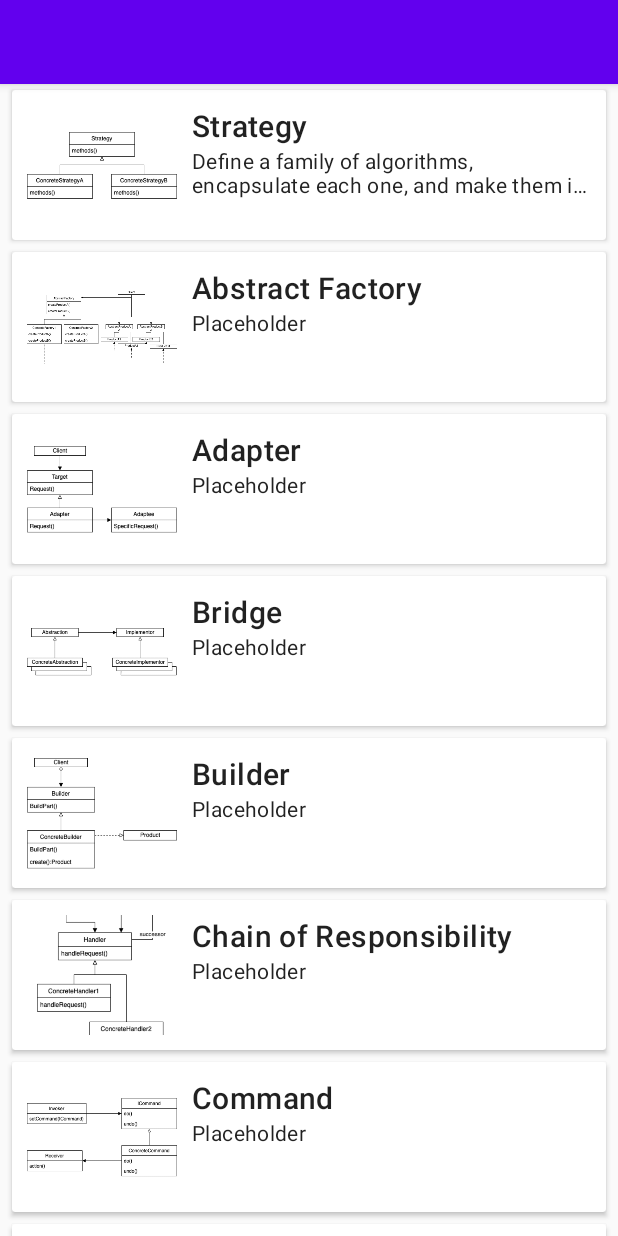
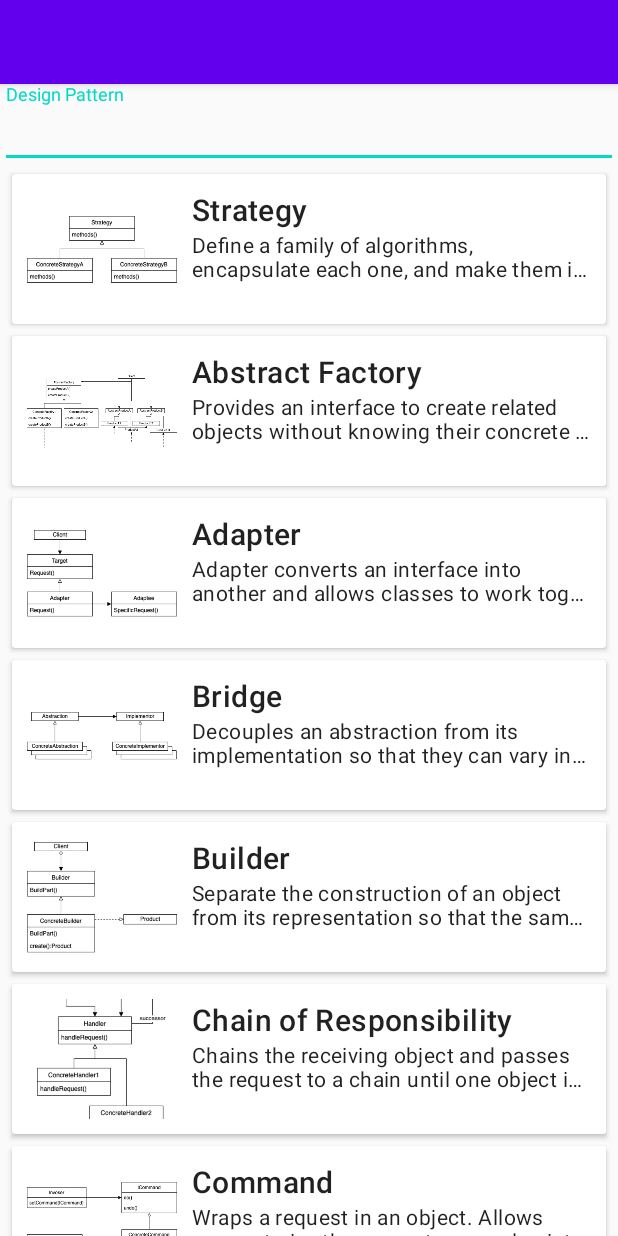
Before and after one commit to traendy/patterns-app, an Android app: the screen it shows after launch (MainActivity), on a phone screen of 412 x 824 dp. Run offline under Robolectric (Android 15) with nearby library versions, the phone set to English and light mode, and no system bars; our stand-ins replace Dagger/Hilt's generated code, data binding, navigation-ui.

Commit message:
added search and texts

```diff
--- a/app/src/main/java/de/traendy/patterns/data/DataSource.kt
+++ b/app/src/main/java/de/traendy/patterns/data/DataSource.kt
@@ -3,5 +3,6 @@ package de.traendy.patterns.data
 interface DataSource {
     fun getDesignPatternById(id:Int):DesignPattern
     fun getAllDesignPatterns():Collection<DesignPattern>
+    fun getDesignPatterns(searchString:String):Collection<DesignPattern>
     fun saveDesignPattern(designPattern: DesignPattern)
 }
--- a/app/src/main/java/de/traendy/patterns/data/repositories/DesignPatternRepository.kt
+++ b/app/src/main/java/de/traendy/patterns/data/repositories/DesignPatternRepository.kt
@@ -29,4 +29,10 @@ class DesignPatternRepository @Inject constructor(
             //nothing
         }
     }
+
+    override suspend fun getDesignPatterns(searchString: String): Collection<DesignPattern> {
+        return withContext(ioDispatcher) {
+            return@withContext designPatternDataSource.getDesignPatterns(searchString)
+        }
+    }
 }
--- a/app/src/main/java/de/traendy/patterns/data/repositories/IDesignPatternRepository.kt
+++ b/app/src/main/java/de/traendy/patterns/data/repositories/IDesignPatternRepository.kt
@@ -6,4 +6,5 @@ interface IDesignPatternRepository {
     suspend fun getDesignPatternById(id: Int): DesignPattern
     suspend fun getAllDesignPatterns(): Collection<DesignPattern>
     suspend fun saveDesignPattern(designPattern: DesignPattern)
+    suspend fun getDesignPatterns(searchString: String): Collection<DesignPattern>
 }
--- a/app/src/main/java/de/traendy/patterns/data/static/StaticDataSource.kt
+++ b/app/src/main/java/de/traendy/patterns/data/static/StaticDataSource.kt
@@ -16,139 +16,139 @@ class StaticDataSource :DataSource {
         DesignPattern(
             id = 2,
             title = "Abstract Factory",
-            description = "Placeholder",
+            description = "Provides an interface to create related objects without knowing their concrete classes.",
             structure = R.drawable.abstract_factory
         ),
         DesignPattern(
             id = 3,
             title = "Adapter",
-            description = "Placeholder",
+            description = "Adapter converts an interface into another and allows classes to work together that otherwise could not.",
             structure = R.drawable.adapter
         ),
         DesignPattern(
             id = 4,
             title = "Bridge",
-            description = "Placeholder",
+            description = "Decouples an abstraction from its implementation so that they can vary independently.",
             structure = R.drawable.bridge
         ),
         DesignPattern(
             id = 5,
             title = "Builder",
-            description = "Placeholder",
+            description = "Separate the construction of an object from its representation so that the same construction process can create a different representation.",
             structure = R.drawable.builder
         ),
         DesignPattern(
             id = 6,
             title = "Chain of Responsibility",
-            description = "Placeholder",
+            description = "Chains the receiving object and passes the request to a chain until one object in this chain can handle the request.",
             structure = R.drawable.chainofresponsibility
         ),
         DesignPattern(
             id = 7,
             title = "Command",
-            description = "Placeholder",
+            description = "Wraps a request in an object. Allows parameterize the request, queue, log ist and supports to reverse the request.",
             structure = R.drawable.command
         ),
         DesignPattern (
             id = 8,
             title = "Composite",
-            description = "Placeholder",
+            description = "Compose objects into tree structures. Allows to treat individual and composite objects uniformly.",
             structure = R.drawable.composite
         ),
         DesignPattern(
             id = 9,
             title = "Decorator",
-            description = "Placeholder",
+            description = "Add additional responsibilities to an object dynamically. It is an alternative to subclassing.",
             structure = R.drawable.decorator
         ),
         DesignPattern(
             id = 10,
             title = "Facade",
-            description = "Placeholder",
+            description = "Provides an interface to a set of interfaces of a complex subsystem.",
             structure = R.drawable.facade
         ),
         DesignPattern(
             id = 11,
             title = "Factory Method",
-            description = "Placeholder",
+            description = "Defines an interface for creating an object but let subclasses decide which one.",
             structure = R.drawable.factorymethod
         ),
         DesignPattern(
             id = 12,
             title = "Flyweight",
-            description = "Placeholder",
+            description = "Uses sharing to support the use of a lot of small objects by reusing them.",
             structure = R.drawable.flyweight
         ),
         DesignPattern(
             id = 13,
             title = "Interpreter",
-            description = "Placeholder",
+            description = "Combined with a grammar it can be used to interpret sentences in a language.",
             structure = R.drawable.interpreter
         ),
         DesignPattern(
             id = 14,
             title = "Iterator",
-            description = "Placeholder",
+            description = "Interface to access elements of an aggregation of objects without exposing the aggregations representation.",
             structure = R.drawable.iterator
         ),
         DesignPattern(
             id = 15,
             title = "Mediator",
-            description = "Placeholder",
+            description = "An Object that encapsulates how a set of objects interact. Thus these objects do not need to know each other but the Mediator.",
             structure = R.drawable.mediator
         ),
         DesignPattern(
             id = 16,
             title = "Memento",
-            description = "Placeholder",
+            description = "Captures an objects internal state and make it able to restore the state later.",
             structure = R.drawable.memento
         ),
         DesignPattern(
             id = 17,
             title = "Null Object",
-            description = "Placeholder",
+            description = "Tries to resolve the problem and need to use null. By defining default implementations to an object.",
             structure = R.drawable.nullobject
         ),
         DesignPattern(
             id = 18,
             title = "Observer",
-            description = "Placeholder",
+            description = "Defines a one to many dependency between objects. This allows to propagate change in one object to all its dependants.",
             structure = R.drawable.observer
         ),
         DesignPattern(
             id = 19,
             title = "Prototype",
-            description = "Placeholder",
+            description = "Using a prototypical instance of an object to create new ones by copying.",
             structure = R.drawable.prototype
         ),
         DesignPattern(
             id = 20,
             title = "Proxy",
-            description = "Placeholder",
+            description = "Provides a placeholder between to objects to control access to one of them.",
             structure = R.drawable.proxy
         ),
         DesignPattern(
             id = 21,
             title = "Singleton",
-            description = "Placeholder",
+            description = "Ensures a class has only one instance.",
             structure = R.drawable.singleton
         ),
         DesignPattern(
             id = 22,
             title = "State",
-            description = "Placeholder",
+            description = "Allows to change the behavior of an object if its internal state changes.",
             structure = R.drawable.state
         ),
         DesignPattern(
             id = 23,
             title = "Template Method",
-            description = "Placeholder",
+            description = "Defines a skeleton of an algorithm with the possibility to change parts of it.",
             structure = R.drawable.templatemethod
         ),
         DesignPattern(
             id = 24,
             title = "Visitor",
-            description = "Placeholder",
+            description = "Allows the definition of a new operation without changing the class of elements on which it operates.",
             structure = R.drawable.visitor
         )
     )
@@ -156,7 +156,7 @@ class StaticDataSource :DataSource {
     private val nullDesignPattern = DesignPattern(
         id = 17,
         title = "Null Object",
-        description = "Placeholder",
+        description = "Tries to resolve the problem and need to use null. By defining default implementations to an object.",
         structure = R.drawable.nullobject
     )
 
@@ -164,7 +164,12 @@ class StaticDataSource :DataSource {
 
     override fun getAllDesignPatterns():Collection<DesignPattern> = patterns
 
+    override fun getDesignPatterns(searchString: String): Collection<DesignPattern> {
+        return patterns.filter {
+            it.title.contains(searchString)
+        }
+    }
+
     override fun saveDesignPattern(designPattern: DesignPattern) {
-        //nothing
     }
 }
--- a/app/src/main/java/de/traendy/patterns/ui/main/MainFragment.kt
+++ b/app/src/main/java/de/traendy/patterns/ui/main/MainFragment.kt
@@ -17,6 +17,7 @@ import de.traendy.patterns.data.DesignPattern
 import de.traendy.patterns.databinding.MainFragmentBinding
 import de.traendy.patterns.di.ViewModelFactory
 import de.traendy.patterns.di.ViewModelFactory_Factory
+import de.traendy.patterns.ui.utils.SearchTextWatcher
 import javax.inject.Inject
 
 class MainFragment : DaggerFragment() {
@@ -28,18 +29,20 @@ class MainFragment : DaggerFragment() {
     @Inject
     lateinit var viewModelFactory: ViewModelProvider.Factory
     private val viewModel by viewModels<MainViewModel> { viewModelFactory }
+    private lateinit var binding:MainFragmentBinding
+    private lateinit var adapter: DesignPatternListAdapter
 
     override fun onCreateView(inflater: LayoutInflater, container: ViewGroup?,
                               savedInstanceState: Bundle?): View {
-        val binding = DataBindingUtil.inflate<MainFragmentBinding>(
+        binding = DataBindingUtil.inflate<MainFragmentBinding>(
                 inflater,
                 R.layout.main_fragment,
                 container,
                 false
         )
         binding.lifecycleOwner = this
-        val adapter = DesignPatternListAdapter()
-        binding.designPatternRecyclerView.adapter = adapter
+        adapter = DesignPatternListAdapter()
+
         viewModel.designPatterns.observe(viewLifecycleOwner, Observer {
             adapter.addAndSubmitList(it as List<DesignPattern>)
         })
@@ -47,6 +50,12 @@ class MainFragment : DaggerFragment() {
         return binding.root
     }
 
+    override fun onViewCreated(view: View, savedInstanceState: Bundle?) {
+        super.onViewCreated(view, savedInstanceState)
+        binding.searchEditText.addTextChangedListener(SearchTextWatcher(viewModel::search))
+        binding.designPatternRecyclerView.adapter = adapter
+    }
+
 
 
 }
--- a/app/src/main/java/de/traendy/patterns/ui/main/MainViewModel.kt
+++ b/app/src/main/java/de/traendy/patterns/ui/main/MainViewModel.kt
@@ -23,4 +23,18 @@ class MainViewModel @Inject constructor(private val designPatternRepository: IDe
             _designPatterns.postValue(designPatternRepository.getAllDesignPatterns())
         }
     }
+
+    public fun search(searchString: String) {
+        if (::job.isInitialized) job.cancel()
+        job = launch(Dispatchers.IO)
+        {
+            yield() // stop if canceled
+            // Heavy work
+            val result = designPatternRepository.getDesignPatterns(searchString)
+            // return if canceled
+            yield()
+            // post if not canceled
+            _designPatterns.postValue(result)
+        }
+    }
 }
--- /dev/null
+++ b/app/src/main/java/de/traendy/patterns/ui/utils/SearchTextWatcher.kt
@@ -0,0 +1,12 @@
+package de.traendy.patterns.ui.utils
+
+import android.text.Editable
+
+class SearchTextWatcher(private val callback: (String) -> Unit) : TextWatcherAdapter() {
+
+    override fun afterTextChanged(editable: Editable?) {
+        callback(editable.toString())
+        super.afterTextChanged(editable)
+    }
+
+}
--- /dev/null
+++ b/app/src/main/java/de/traendy/patterns/ui/utils/TextWatcherAdapter.kt
@@ -0,0 +1,16 @@
+package de.traendy.patterns.ui.utils
+
+import android.text.Editable
+import android.text.TextWatcher
+
+open class TextWatcherAdapter : TextWatcher {
+
+    override fun afterTextChanged(editable: Editable?) { /* unused */ }
+
+    override fun beforeTextChanged(charSequence: CharSequence?, start: Int, count: Int, after: Int) { /* unused */
+    }
+
+    override fun onTextChanged(charSequence: CharSequence?, start: Int, before: Int, count: Int) { /* unused */
+    }
+
+}
--- a/app/src/main/res/layout/main_fragment.xml
+++ b/app/src/main/res/layout/main_fragment.xml
@@ -1,20 +1,43 @@
 <?xml version="1.0" encoding="utf-8"?>
-<layout>
+<layout xmlns:android="http://schemas.android.com/apk/res/android"
+    xmlns:app="http://schemas.android.com/apk/res-auto"
+    xmlns:tools="http://schemas.android.com/tools">
 
 
-    <androidx.constraintlayout.widget.ConstraintLayout xmlns:android="http://schemas.android.com/apk/res/android"
-        xmlns:app="http://schemas.android.com/apk/res-auto"
-        xmlns:tools="http://schemas.android.com/tools"
+    <androidx.constraintlayout.widget.ConstraintLayout
         android:id="@+id/main"
         android:layout_width="match_parent"
         android:layout_height="match_parent"
         tools:context=".ui.main.MainFragment">
 
+
+        <com.google.android.material.textfield.TextInputLayout
+            android:id="@+id/searchEditTextLayout"
+            android:layout_width="match_parent"
+            android:layout_height="wrap_content"
+            android:hint="Design Pattern"
+            android:layout_marginBottom="50dp"
+            app:layout_constraintEnd_toEndOf="parent"
+            app:layout_constraintStart_toStartOf="parent"
+            app:layout_constraintTop_toTopOf="parent"
+            app:endIconMode="clear_text"
+            >
+
+            <com.google.android.material.textfield.TextInputEditText
+                android:id="@+id/searchEditText"
+                android:layout_width="match_parent"
+                android:layout_height="wrap_content"
+
+                />
+        </com.google.android.material.textfield.TextInputLayout>
+
         <androidx.recyclerview.widget.RecyclerView
             android:id="@+id/designPatternRecyclerView"
-            android:layout_height="match_parent"
+            android:layout_height="0dp"
             android:layout_width="match_parent"
             app:layoutManager="androidx.recyclerview.widget.LinearLayoutManager"
+            app:layout_constraintTop_toBottomOf="@id/searchEditTextLayout"
+            app:layout_constraintBottom_toBottomOf="parent"
             />
 
     </androidx.constraintlayout.widget.ConstraintLayout>
```
